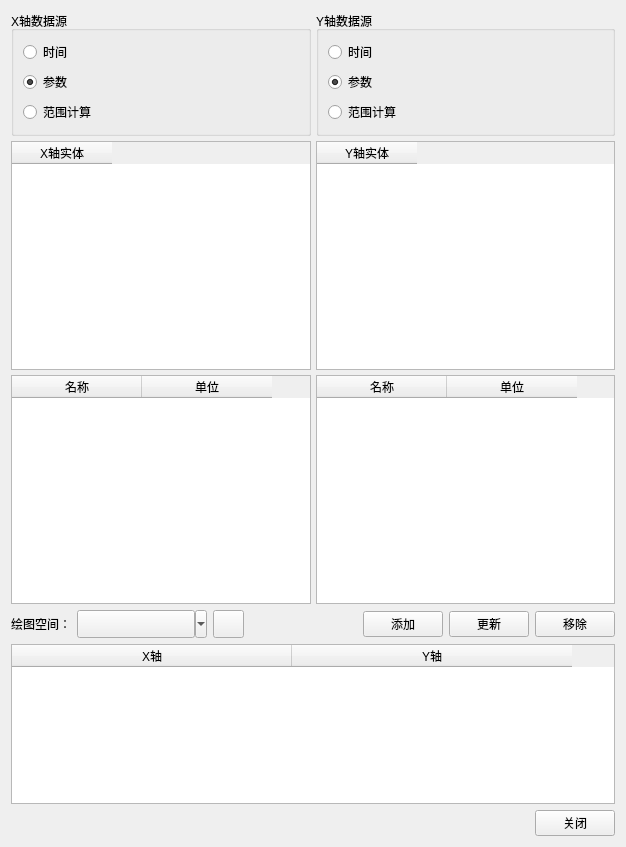
Above: AddPlotPair.ui from whatudone/plotxy before the change. Below: the same form after it.
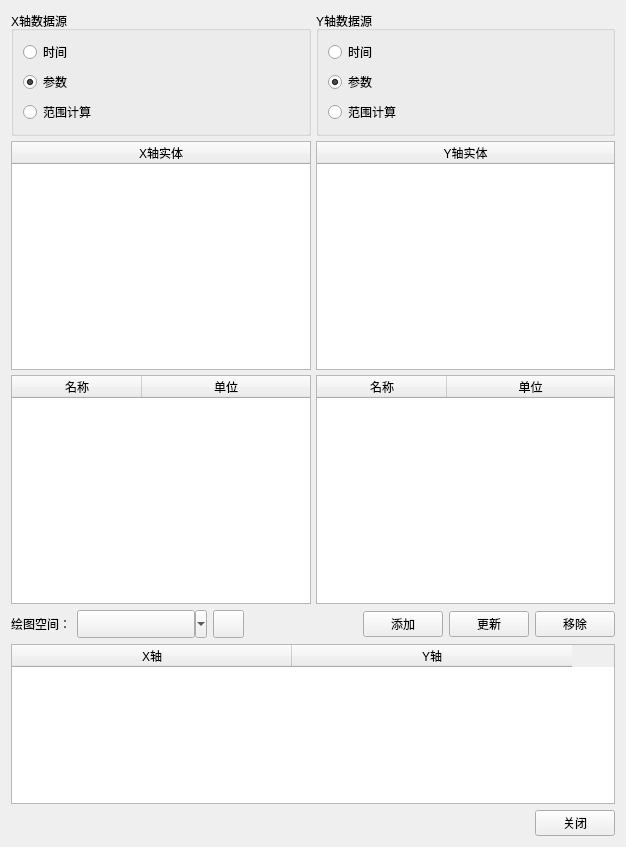
That is the form after the change. The open tabs and pages were chosen to show the change.

Commit message: 添加数据对界面的表格禁用编辑

```diff
--- a/AddPlotPair.ui
+++ b/AddPlotPair.ui
@@ -436,6 +436,9 @@
                  <property name="selectionBehavior">
                   <enum>QAbstractItemView::SelectRows</enum>
                  </property>
+                 <attribute name="horizontalHeaderStretchLastSection">
+                  <bool>true</bool>
+                 </attribute>
                  <column>
                   <property name="text">
                    <string>X轴实体</string>
@@ -461,6 +464,9 @@
                  <attribute name="horizontalHeaderDefaultSectionSize">
                   <number>130</number>
                  </attribute>
+                 <attribute name="horizontalHeaderStretchLastSection">
+                  <bool>true</bool>
+                 </attribute>
                  <column>
                   <property name="text">
                    <string>名称</string>
@@ -745,6 +751,9 @@
                  <property name="selectionBehavior">
                   <enum>QAbstractItemView::SelectRows</enum>
                  </property>
+                 <attribute name="horizontalHeaderStretchLastSection">
+                  <bool>true</bool>
+                 </attribute>
                  <column>
                   <property name="text">
                    <string>Y轴实体</string>
@@ -770,6 +779,9 @@
                  <attribute name="horizontalHeaderDefaultSectionSize">
                   <number>130</number>
                  </attribute>
+                 <attribute name="horizontalHeaderStretchLastSection">
+                  <bool>true</bool>
+                 </attribute>
                  <column>
                   <property name="text">
                    <string>名称</string>
```
Left out of the diff: 102 changed lines with no effect on the pictures.
